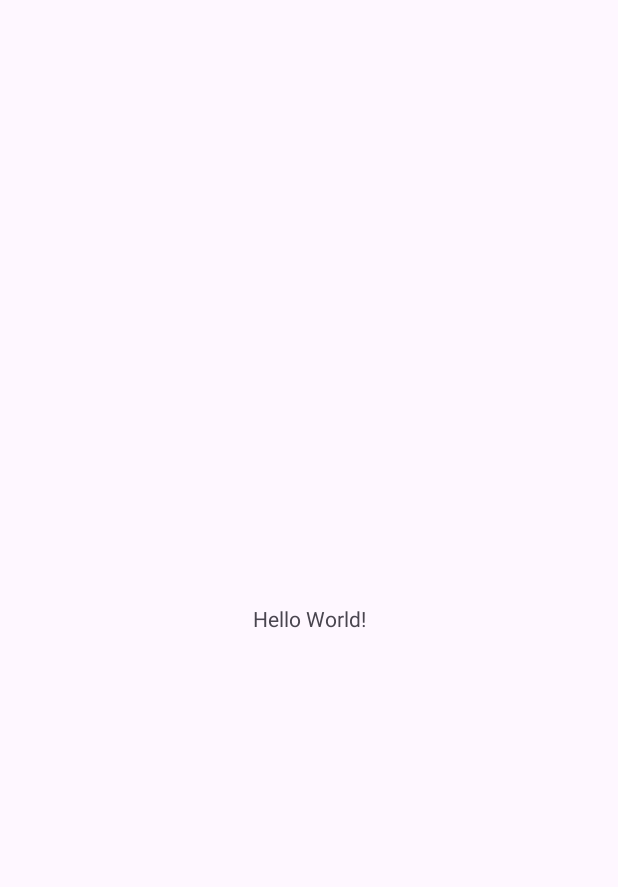
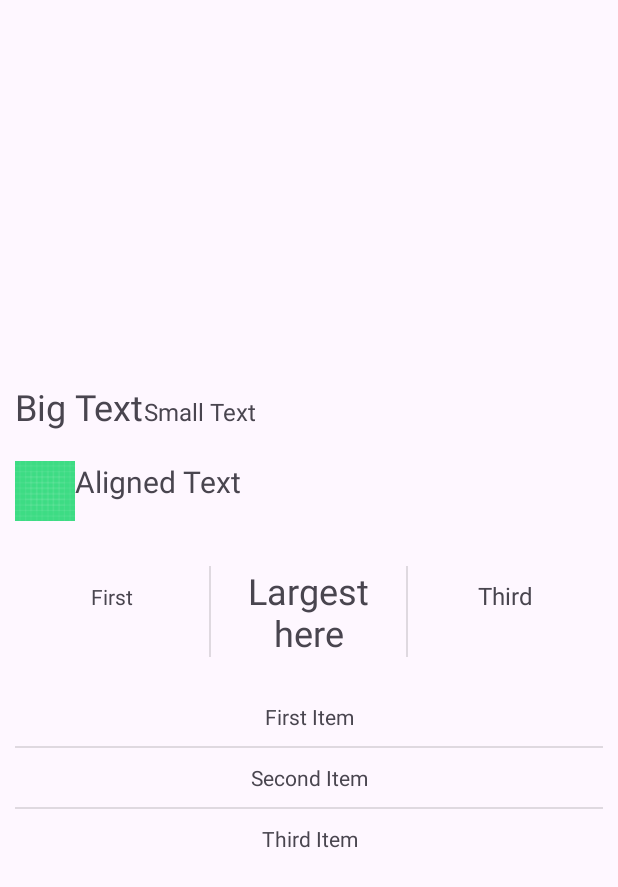
Before and after one commit to San0330/Mobile-Programming, an Android app: the screen it shows after launch (MainActivity), on a phone screen of 412 x 824 dp. Before the commit the part shown is almost empty. Shown: the top 887 px of the screen. Run offline under Robolectric (Android 15) with nearby library versions, the phone set to English and light mode, and no system bars.

Commit message:
add linear layout

```diff
--- a/app/src/main/java/com/example/myapplication/MainActivity.java
+++ b/app/src/main/java/com/example/myapplication/MainActivity.java
@@ -2,11 +2,7 @@ package com.example.myapplication;
 
 import android.os.Bundle;
 
-import androidx.activity.EdgeToEdge;
 import androidx.appcompat.app.AppCompatActivity;
-import androidx.core.graphics.Insets;
-import androidx.core.view.ViewCompat;
-import androidx.core.view.WindowInsetsCompat;
 
 public class MainActivity extends AppCompatActivity {
 
@@ -16,9 +12,9 @@ public class MainActivity extends AppCompatActivity {
 
         //- enable edge-to-edge display
         //- could be excluded
-        EdgeToEdge.enable(this);
+//        EdgeToEdge.enable(this);
 
-        setContentView(R.layout.activity_main);
+        setContentView(R.layout.linearlayout);
 
         //- used to handle window insets in an Android app
         //- could be excluded
--- /dev/null
+++ b/app/src/main/res/layout/linearlayout.xml
@@ -0,0 +1,124 @@
+<?xml version="1.0" encoding="utf-8"?>
+<LinearLayout
+    xmlns:android="http://schemas.android.com/apk/res/android"
+    xmlns:tools="http://schemas.android.com/tools"
+    android:layout_width="match_parent"
+    android:layout_height="match_parent"
+    android:orientation="vertical"
+    android:gravity="center"
+    tools:context=".MainActivity">
+
+    <!-- Section to show baseline alignment -->
+    <LinearLayout
+        android:layout_width="match_parent"
+        android:layout_height="wrap_content"
+        android:orientation="horizontal"
+        android:padding="10dp"
+        android:baselineAligned="true">
+
+        <TextView
+            android:layout_width="wrap_content"
+            android:layout_height="wrap_content"
+            android:text="@string/big_text"
+            android:textSize="24sp" />
+
+        <TextView
+            android:layout_width="wrap_content"
+            android:layout_height="wrap_content"
+            android:text="@string/small_text"
+            android:textSize="16sp" />
+    </LinearLayout>
+
+    <!-- Section showing baselineAlignedChildIndex -->
+    <LinearLayout
+        android:layout_width="match_parent"
+        android:layout_height="wrap_content"
+        android:orientation="horizontal"
+        android:padding="10dp"
+        android:baselineAligned="true"
+        android:baselineAlignedChildIndex="1">  <!-- Align using the second child -->
+
+        <ImageView
+            android:layout_width="40dp"
+            android:layout_height="40dp"
+            android:src="@drawable/ic_launcher_background"/>
+
+        <TextView
+            android:layout_width="wrap_content"
+            android:layout_height="wrap_content"
+            android:text="@string/aligned_text"
+            android:textSize="20sp"/>
+    </LinearLayout>
+
+    <!-- Section showing weightSum and measureWithLargestChild -->
+    <LinearLayout
+        android:layout_width="match_parent"
+        android:layout_height="wrap_content"
+        android:orientation="horizontal"
+        android:weightSum="3"
+        android:measureWithLargestChild="true"
+        android:padding="10dp"
+        android:divider="?android:attr/dividerHorizontal"
+        android:showDividers="middle"
+        android:dividerPadding="10dp">
+
+        <TextView
+            android:layout_width="0dp"
+            android:layout_height="wrap_content"
+            android:layout_weight="1"
+            android:text="@string/first"
+            android:textSize="14sp"
+            android:gravity="center"
+            android:padding="10dp"/>
+
+        <TextView
+            android:layout_width="0dp"
+            android:layout_height="wrap_content"
+            android:layout_weight="1"
+            android:text="@string/largest_here"
+            android:textSize="24sp"
+            android:gravity="center"
+            android:padding="10dp"/>
+
+        <TextView
+            android:layout_width="0dp"
+            android:layout_height="wrap_content"
+            android:layout_weight="1"
+            android:text="@string/third"
+            android:textSize="16sp"
+            android:gravity="center"
+            android:padding="10dp"/>
+    </LinearLayout>
+
+    <!-- Section showing divider -->
+    <LinearLayout
+        android:layout_width="match_parent"
+        android:layout_height="wrap_content"
+        android:orientation="vertical"
+        android:showDividers="middle"
+        android:divider="?android:attr/dividerVertical"
+        android:dividerPadding="10dp">
+
+        <TextView
+            android:layout_width="match_parent"
+            android:layout_height="wrap_content"
+            android:gravity="center"
+            android:text="@string/first_item"
+            android:padding="10dp"/>
+
+        <TextView
+            android:layout_width="match_parent"
+            android:layout_height="wrap_content"
+            android:gravity="center"
+            android:text="@string/second_item"
+            android:padding="10dp"/>
+
+        <TextView
+            android:layout_width="match_parent"
+            android:layout_height="wrap_content"
+            android:gravity="center"
+            android:text="@string/third_item"
+            android:padding="10dp"/>
+    </LinearLayout>
+
+</LinearLayout>
--- a/app/src/main/res/values/strings.xml
+++ b/app/src/main/res/values/strings.xml
@@ -1,3 +1,12 @@
 <resources>
     <string name="app_name">My Application</string>
+    <string name="big_text">Big Text</string>
+    <string name="small_text">Small Text</string>
+    <string name="aligned_text">Aligned Text</string>
+    <string name="first">First</string>
+    <string name="largest_here">Largest here</string>
+    <string name="third">Third</string>
+    <string name="first_item">First Item</string>
+    <string name="second_item">Second Item</string>
+    <string name="third_item">Third Item</string>
 </resources>
```
